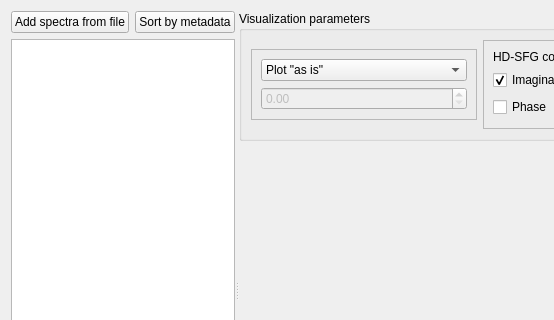
First picture: the form in src/sfg_app2/app/ui/processed_results_tab.ui, repository silanglois/SFG-App, before the edit; both pictures show x 0 to 554 and y 0 to 320 of the 948 by 580 pixel window.
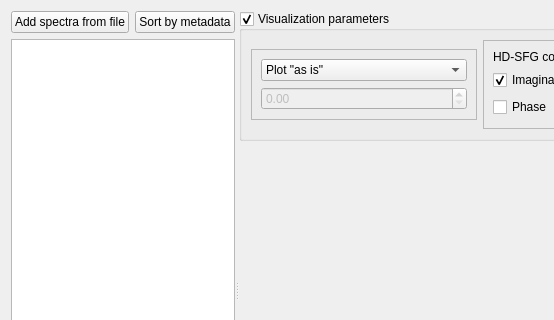
Second picture: the form after the edit.

Commit message: removed review metadata button and made visualization parameters collapsible

```diff
--- a/src/sfg_app2/app/ui/processed_results_tab.ui
+++ b/src/sfg_app2/app/ui/processed_results_tab.ui
@@ -85,6 +85,12 @@
          <property name="title">
           <string>Visualization parameters</string>
          </property>
+         <property name="checkable">
+          <bool>true</bool>
+         </property>
+         <property name="checked">
+          <bool>true</bool>
+         </property>
          <layout class="QHBoxLayout" name="horizontalLayout_2">
           <item>
            <widget class="QFrame" name="frame">
```
The commit also changes 5 other files.
